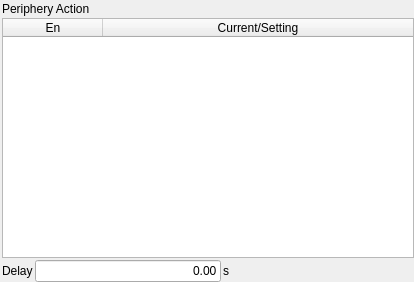
First picture: the form in hcinstruction/icperipherypage.ui, repository GaussCheng/2-5AxisPunch, before the edit.
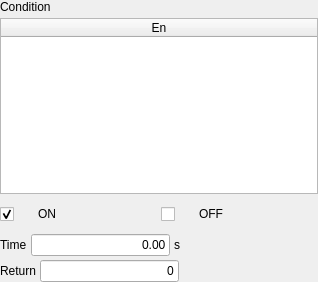
Second picture: the form after the edit. Icons and pictures are not drawn. Custom widgets are drawn as their Qt base class.

What changed in the file:
```diff
--- a/hcinstruction/icperipherypage.ui
+++ b/hcinstruction/icperipherypage.ui
@@ -6,33 +6,41 @@
    <rect>
     <x>0</x>
     <y>0</y>
-    <width>414</width>
+    <width>318</width>
     <height>282</height>
    </rect>
   </property>
   <property name="windowTitle">
    <string>Form</string>
   </property>
+  <property name="styleSheet">
+   <string notr="true">QCheckBox{
+	spacing: 24px;
+     width: 32px;
+     height: 32px;
+}
+QCheckBox::indicator:checked
+{
+ image: url(:/resource/check_checked.png);
+}
+QCheckBox::indicator:unchecked
+{
+ image: url(:/resource/check_unchecked.png);
+}
+
+</string>
+  </property>
   <layout class="QVBoxLayout" name="verticalLayout">
    <property name="spacing">
-    <number>2</number>
+    <number>4</number>
    </property>
-   <property name="leftMargin">
-    <number>2</number>
-   </property>
-   <property name="topMargin">
-    <number>2</number>
-   </property>
-   <property name="rightMargin">
-    <number>0</number>
-   </property>
-   <property name="bottomMargin">
+   <property name="margin">
     <number>0</number>
    </property>
    <item>
     <widget class="QLabel" name="label">
      <property name="text">
-      <string>Periphery Action</string>
+      <string>Condition</string>
      </property>
     </widget>
    </item>
@@ -128,19 +136,41 @@
        <set>AlignHCenter|AlignVCenter|AlignCenter</set>
       </property>
      </column>
-     <column>
-      <property name="text">
-       <string>Current/Setting</string>
-      </property>
-     </column>
     </widget>
    </item>
+   <item>
+    <layout class="QHBoxLayout" name="horizontalLayout_2">
+     <item>
+      <widget class="QCheckBox" name="onBox">
+       <property name="text">
+        <string>ON</string>
+       </property>
+       <property name="checked">
+        <bool>true</bool>
+       </property>
+       <attribute name="buttonGroup">
+        <string>buttonGroup</string>
+       </attribute>
+      </widget>
+     </item>
+     <item>
+      <widget class="QCheckBox" name="offBox">
+       <property name="text">
+        <string>OFF</string>
+       </property>
+       <attribute name="buttonGroup">
+        <string>buttonGroup</string>
+       </attribute>
+      </widget>
+     </item>
+    </layout>
+   </item>
    <item>
     <layout class="QHBoxLayout" name="horizontalLayout">
      <item>
       <widget class="QLabel" name="label_2">
        <property name="text">
-        <string>Delay</string>
+        <string>Time</string>
        </property>
       </widget>
      </item>
@@ -176,6 +206,40 @@
      </item>
     </layout>
    </item>
+   <item>
+    <layout class="QHBoxLayout" name="horizontalLayout_3">
+     <item>
+      <widget class="QLabel" name="label_4">
+       <property name="text">
+        <string>Return</string>
+       </property>
+      </widget>
+     </item>
+     <item>
+      <widget class="ICLineEditWithVirtualNumericKeypad" name="returnEdit">
+       <property name="text">
+        <string>0</string>
+       </property>
+       <property name="alignment">
+        <set>Qt::AlignRight|Qt::AlignTrailing|Qt::AlignVCenter</set>
+       </property>
+      </widget>
+     </item>
+     <item>
+      <spacer name="horizontalSpacer_2">
+       <property name="orientation">
+        <enum>Qt::Horizontal</enum>
+       </property>
+       <property name="sizeHint" stdset="0">
+        <size>
+         <width>40</width>
+         <height>20</height>
+        </size>
+       </property>
+      </spacer>
+     </item>
+    </layout>
+   </item>
   </layout>
  </widget>
  <customwidgets>
```
Left out of the diff: 16 changed lines with no effect on the pictures.
